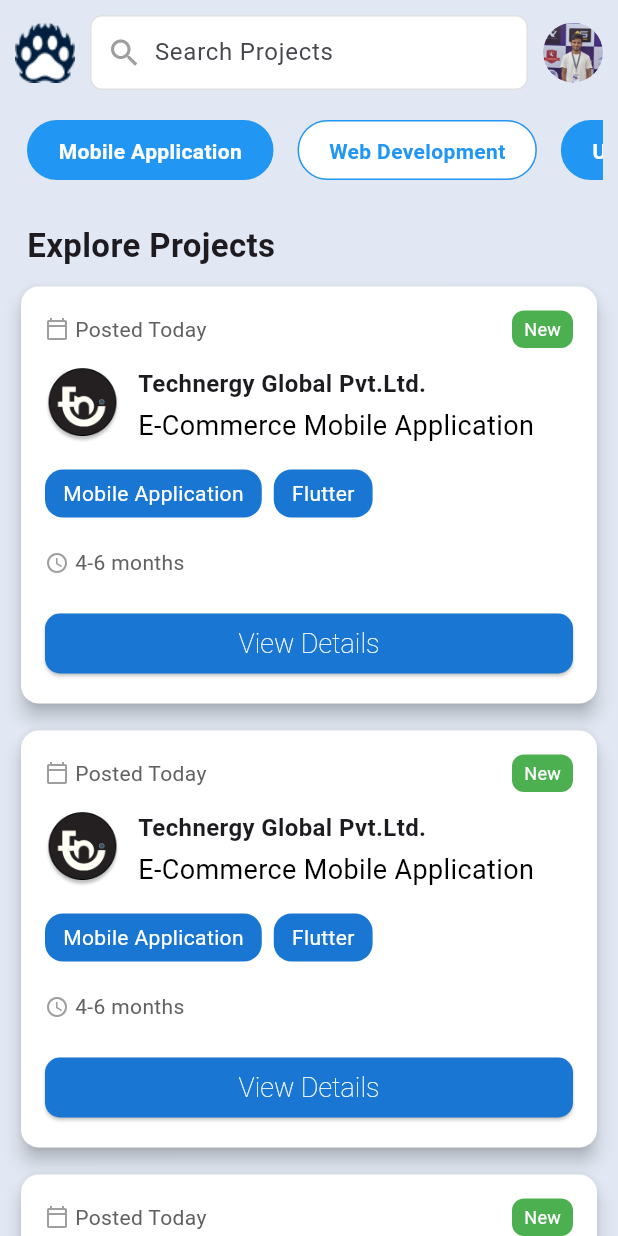
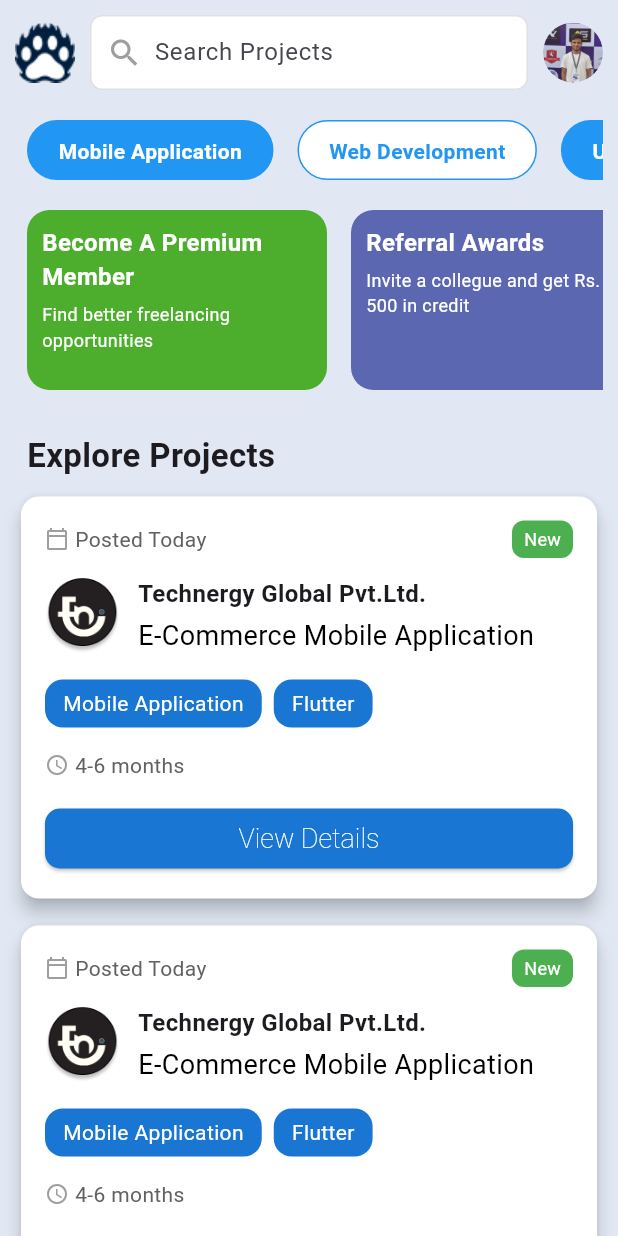
Before and after one commit to Prajjwall123/projectsyeti, a Flutter app: the HomeView screen opened directly, on a phone screen of 412 x 824 dp. Run offline on Flutter 3.47's test engine with Material 3 defaults, Android fonts, the phone set to English and light mode, and no system bars; Roboto replaces fonts that are missing (Montserrat Regular, NotoSans Bold, NotoSans Regular).

Commit message:
added vouchers

```diff
--- a/lib/core/common/my_card.dart
+++ b/lib/core/common/my_card.dart
@@ -118,7 +118,7 @@ class MyCard extends StatelessWidget {
                 ),
               ],
             ),
-            const SizedBox(height: 20),
+            const SizedBox(height: 15),
             Row(
               children: [
                 const Icon(Icons.access_time, size: 16, color: Colors.grey),
@@ -129,7 +129,7 @@ class MyCard extends StatelessWidget {
                 ),
               ],
             ),
-            const SizedBox(height: 20),
+            const SizedBox(height: 15),
             SizedBox(
               width: double.infinity,
               child: ElevatedButton(
--- /dev/null
+++ b/lib/core/common/my_voucher.dart
@@ -0,0 +1,48 @@
+import 'package:flutter/material.dart';
+
+class VoucherCard extends StatelessWidget {
+  final String title;
+  final String description;
+  final Color backgroundColor;
+
+  const VoucherCard({
+    super.key,
+    required this.title,
+    required this.description,
+    required this.backgroundColor,
+  });
+
+  @override
+  Widget build(BuildContext context) {
+    return Container(
+      width: 200,
+      margin: const EdgeInsets.symmetric(horizontal: 8),
+      padding: const EdgeInsets.all(10),
+      decoration: BoxDecoration(
+        color: backgroundColor,
+        borderRadius: BorderRadius.circular(15),
+      ),
+      child: Column(
+        crossAxisAlignment: CrossAxisAlignment.start,
+        children: [
+          Text(
+            title,
+            style: const TextStyle(
+              fontSize: 16,
+              fontWeight: FontWeight.bold,
+              color: Colors.white,
+            ),
+          ),
+          const SizedBox(height: 5),
+          Text(
+            description,
+            style: const TextStyle(
+              fontSize: 12,
+              color: Colors.white,
+            ),
+          ),
+        ],
+      ),
+    );
+  }
+}
--- a/lib/views/home_view.dart
+++ b/lib/views/home_view.dart
@@ -1,5 +1,6 @@
 import 'package:flutter/material.dart';
 import 'package:projectsyeti/core/common/my_card.dart';
+import 'package:projectsyeti/core/common/my_voucher.dart';
 
 class HomeView extends StatefulWidget {
   const HomeView({super.key});
@@ -12,7 +13,6 @@ class _HomeViewState extends State<HomeView> {
   @override
   Widget build(BuildContext context) {
     return Scaffold(
-      // backgroundColor: Colors.white,
       body: SafeArea(
         child: SingleChildScrollView(
           child: Padding(
@@ -180,6 +180,34 @@ class _HomeViewState extends State<HomeView> {
                         ),
                       ),
                       const SizedBox(height: 20),
+                      SizedBox(
+                        height: 120,
+                        child: ListView(
+                          scrollDirection: Axis.horizontal,
+                          children: const [
+                            VoucherCard(
+                              title: 'Become A Premium Member',
+                              description:
+                                  'Find better freelancing opportunities',
+                              backgroundColor: Color.fromARGB(255, 77, 173, 45),
+                            ),
+                            VoucherCard(
+                              title: 'Referral Awards',
+                              description:
+                                  'Invite a collegue and get Rs. 500 in credit',
+                              backgroundColor:
+                                  Color.fromARGB(255, 92, 103, 178),
+                            ),
+                            VoucherCard(
+                              title: 'Optimize Your Profile',
+                              description:
+                                  'Become more attractive to potential clients',
+                              backgroundColor: Colors.purpleAccent,
+                            ),
+                          ],
+                        ),
+                      ),
+                      const SizedBox(height: 20),
                       const Padding(
                         padding: EdgeInsets.all(8.0),
                         child: Text(
@@ -211,8 +239,6 @@ class _HomeViewState extends State<HomeView> {
                     SizedBox(height: 10),
                     MyCard(),
                     SizedBox(height: 10),
-                    MyCard(),
-                    SizedBox(height: 10),
                   ],
                 )
               ],
--- a/lib/views/login_view.dart
+++ b/lib/views/login_view.dart
@@ -15,7 +15,6 @@ class _LoginViewState extends State<LoginView> {
   @override
   Widget build(BuildContext context) {
     final screenWidth = MediaQuery.of(context).size.width;
-    final screenHeight = MediaQuery.of(context).size.height;
     return Scaffold(
       // backgroundColor: Colors.white,
       body: SingleChildScrollView(
--- a/lib/views/register_view.dart
+++ b/lib/views/register_view.dart
@@ -15,7 +15,6 @@ class _RegisterViewState extends State<RegisterView> {
   @override
   Widget build(BuildContext context) {
     final screenWidth = MediaQuery.of(context).size.width;
-    final screenHeight = MediaQuery.of(context).size.height;
     return Scaffold(
       // backgroundColor: Colors.white,
       body: SingleChildScrollView(
```
Also changed, not shown: assets/images/freelancer.png (added).
